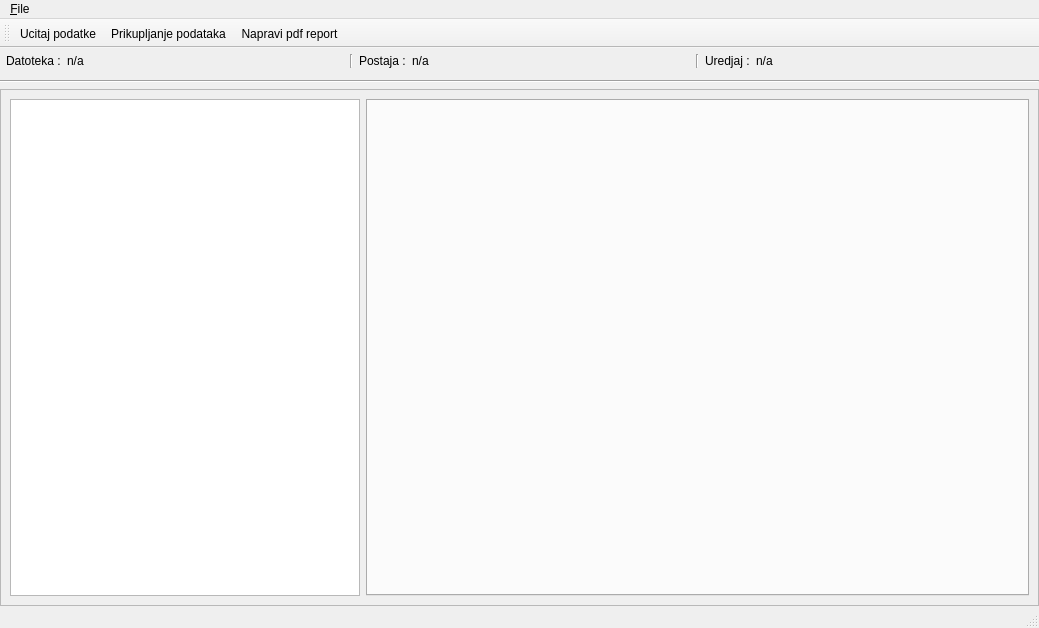
The window that app/view/uiFiles/display.ui (vmilic/umjeravanje) describes before a commit, drawn with Qt 5.
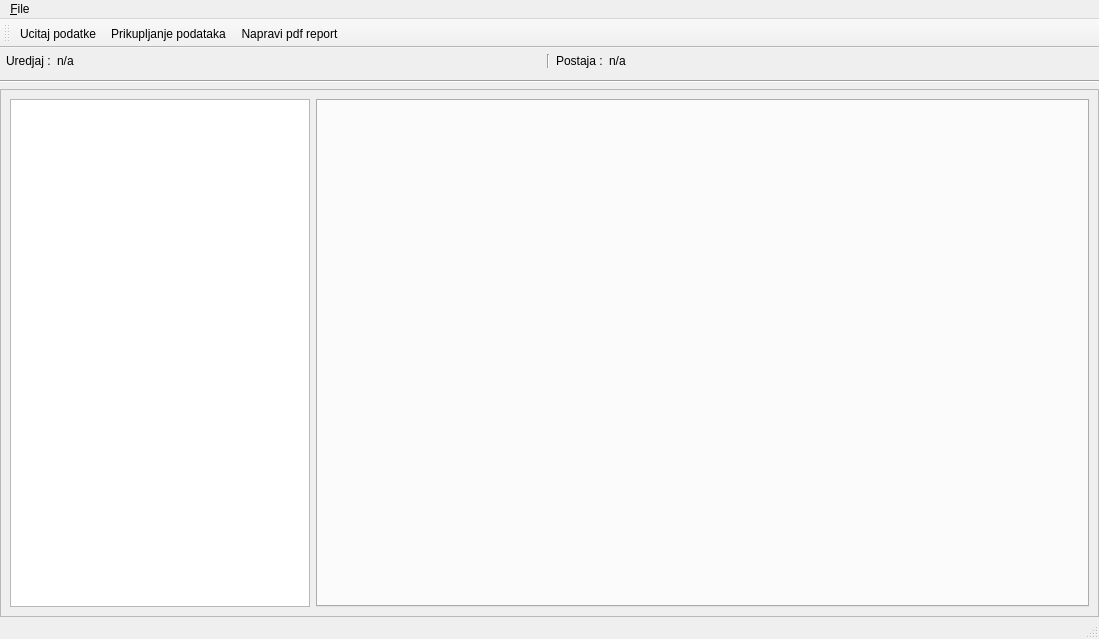
The same window after the commit.

Patch:
```diff
--- a/app/view/uiFiles/display.ui
+++ b/app/view/uiFiles/display.ui
@@ -6,8 +6,8 @@
    <rect>
     <x>0</x>
     <y>0</y>
-    <width>1039</width>
-    <height>628</height>
+    <width>1099</width>
+    <height>639</height>
    </rect>
   </property>
   <property name="windowTitle">
@@ -24,16 +24,16 @@
        <number>6</number>
       </property>
       <item>
-       <widget class="QLabel" name="label">
+       <widget class="QLabel" name="label_5">
         <property name="text">
-         <string>Datoteka :</string>
+         <string>Uredjaj :</string>
         </property>
        </widget>
       </item>
       <item>
-       <widget class="QLabel" name="labelDatoteka">
+       <widget class="QLabel" name="labelUredjaj">
         <property name="sizePolicy">
-         <sizepolicy hsizetype="MinimumExpanding" vsizetype="Fixed">
+         <sizepolicy hsizetype="MinimumExpanding" vsizetype="Preferred">
           <horstretch>0</horstretch>
           <verstretch>0</verstretch>
          </sizepolicy>
@@ -76,36 +76,6 @@
         </property>
        </widget>
       </item>
-      <item>
-       <widget class="Line" name="line_3">
-        <property name="orientation">
-         <enum>Qt::Vertical</enum>
-        </property>
-       </widget>
-      </item>
-      <item>
-       <widget class="QLabel" name="label_5">
-        <property name="text">
-         <string>Uredjaj :</string>
-        </property>
-       </widget>
-      </item>
-      <item>
-       <widget class="QLabel" name="labelUredjaj">
-        <property name="sizePolicy">
-         <sizepolicy hsizetype="MinimumExpanding" vsizetype="Preferred">
-          <horstretch>0</horstretch>
-          <verstretch>0</verstretch>
-         </sizepolicy>
-        </property>
-        <property name="text">
-         <string>n/a</string>
-        </property>
-        <property name="wordWrap">
-         <bool>true</bool>
-        </property>
-       </widget>
-      </item>
      </layout>
     </item>
     <item>
@@ -125,8 +95,8 @@
         <rect>
          <x>0</x>
          <y>0</y>
-         <width>1037</width>
-         <height>522</height>
+         <width>1097</width>
+         <height>533</height>
         </rect>
        </property>
        <layout class="QHBoxLayout" name="horizontalLayout_2">
@@ -140,7 +110,7 @@
           </property>
           <property name="minimumSize">
            <size>
-            <width>350</width>
+            <width>300</width>
             <height>250</height>
            </size>
           </property>
@@ -173,7 +143,7 @@
     <rect>
      <x>0</x>
      <y>0</y>
-     <width>1039</width>
+     <width>1099</width>
      <height>21</height>
     </rect>
    </property>
```
